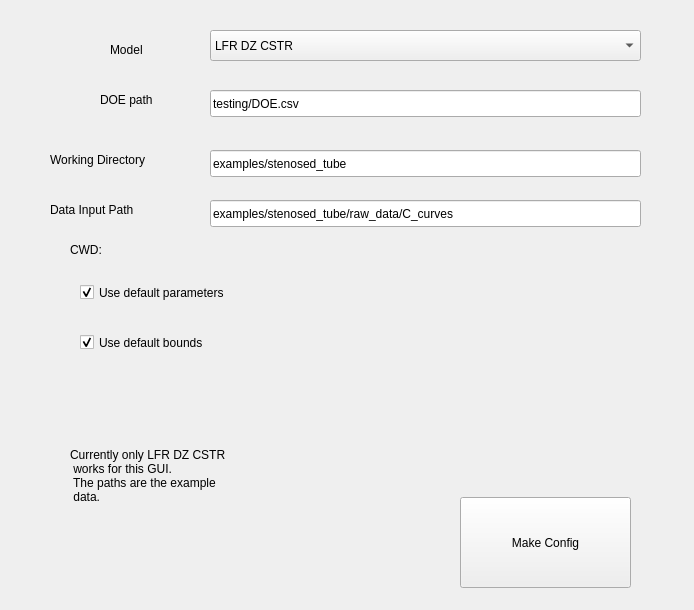
The window that src/transonic/Windows/ConfigSettings.ui (matmulmiller/TRANSONIC) describes before a commit, drawn with Qt 5.
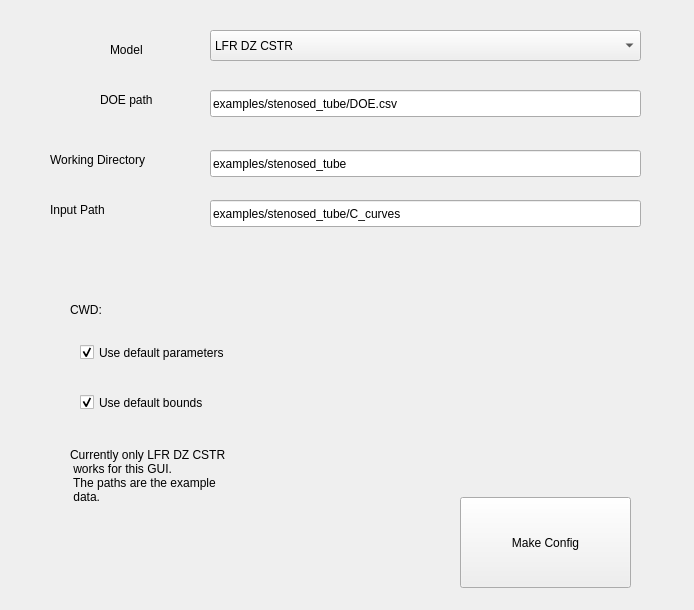
The same window after the commit.

What changed in the file:
```diff
--- a/src/transonic/Windows/ConfigSettings.ui
+++ b/src/transonic/Windows/ConfigSettings.ui
@@ -74,14 +74,14 @@
     </rect>
    </property>
    <property name="text">
-    <string>testing/DOE.csv</string>
+    <string>examples/stenosed_tube/DOE.csv</string>
    </property>
   </widget>
   <widget class="QCheckBox" name="default_bounds">
    <property name="geometry">
     <rect>
      <x>80</x>
-     <y>330</y>
+     <y>390</y>
      <width>181</width>
      <height>25</height>
     </rect>
@@ -142,7 +142,7 @@
     </rect>
    </property>
    <property name="text">
-    <string>examples/stenosed_tube/raw_data/C_curves</string>
+    <string>examples/stenosed_tube/C_curves</string>
    </property>
   </widget>
   <widget class="QLabel" name="label_4">
@@ -155,14 +155,14 @@
     </rect>
    </property>
    <property name="text">
-    <string>Data Input Path</string>
+    <string>Input Path</string>
    </property>
   </widget>
   <widget class="QCheckBox" name="default_parameters">
    <property name="geometry">
     <rect>
      <x>80</x>
-     <y>280</y>
+     <y>340</y>
      <width>221</width>
      <height>25</height>
     </rect>
@@ -194,7 +194,7 @@
    <property name="geometry">
     <rect>
      <x>70</x>
-     <y>240</y>
+     <y>300</y>
      <width>571</width>
      <height>19</height>
     </rect>
```
Left out of the diff: 2 changed lines with no effect on the pictures.
